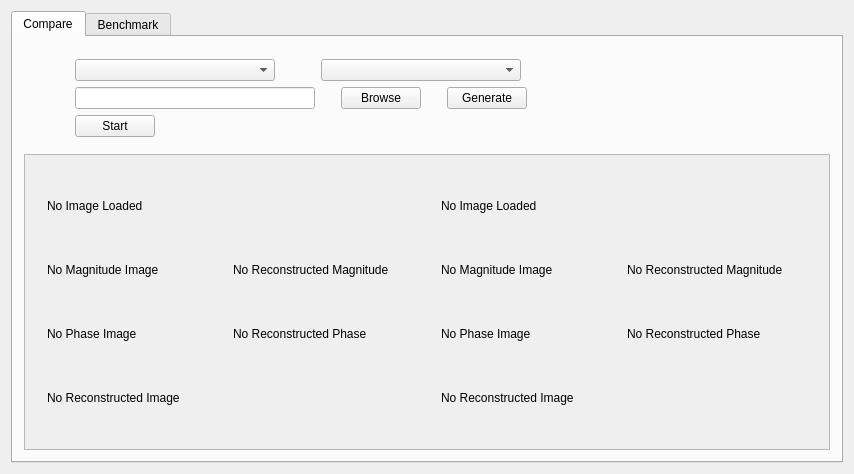
This is mainwindow.ui in stampho/qt-fourier-demo as Qt 5 draws it before an edit. The edited form follows.
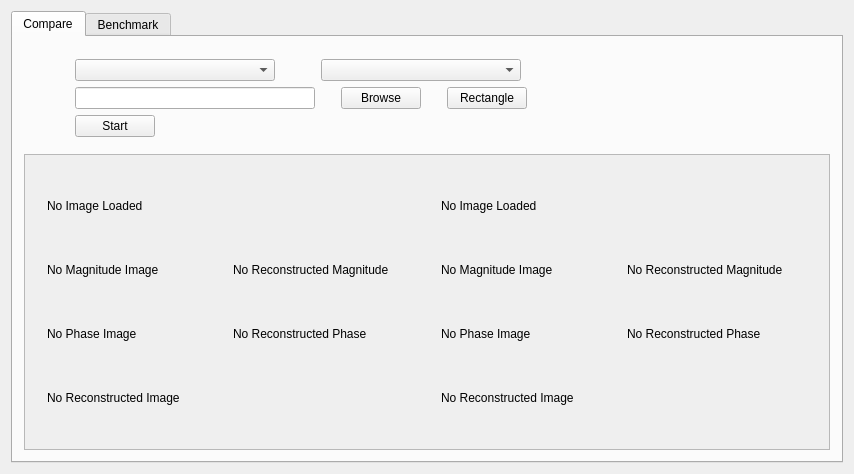
This is the edited form.

The edit to the form file:
```diff
--- a/mainwindow.ui
+++ b/mainwindow.ui
@@ -191,7 +191,7 @@
              <item>
               <widget class="QPushButton" name="cRectButton">
                <property name="text">
-                <string>Generate</string>
+                <string>Rectangle</string>
                </property>
               </widget>
              </item>
@@ -268,54 +268,6 @@
             </rect>
            </property>
            <layout class="QHBoxLayout" name="horizontalLayout">
-            <item>
-             <widget class="QWidget" name="viewMod" native="true">
-              <layout class="QGridLayout" name="gridLayout_2">
-               <item row="0" column="0">
-                <widget class="QLabel" name="originalImageMod">
-                 <property name="text">
-                  <string>No Image Loaded</string>
-                 </property>
-                </widget>
-               </item>
-               <item row="1" column="0">
-                <widget class="QLabel" name="magnitudeImageMod">
-                 <property name="text">
-                  <string>No Magnitude Image</string>
-                 </property>
-                </widget>
-               </item>
-               <item row="1" column="1">
-                <widget class="QLabel" name="recMagnitudeImageMod">
-                 <property name="text">
-                  <string>No Reconstructed Magnitude</string>
-                 </property>
-                </widget>
-               </item>
-               <item row="2" column="0">
-                <widget class="QLabel" name="phaseImageMod">
-                 <property name="text">
-                  <string>No Phase Image</string>
-                 </property>
-                </widget>
-               </item>
-               <item row="2" column="1">
-                <widget class="QLabel" name="recPhaseImageMod">
-                 <property name="text">
-                  <string>No Reconstructed Phase</string>
-                 </property>
-                </widget>
-               </item>
-               <item row="3" column="0">
-                <widget class="QLabel" name="recOriginalImageMod">
-                 <property name="text">
-                  <string>No Reconstructed Image</string>
-                 </property>
-                </widget>
-               </item>
-              </layout>
-             </widget>
-            </item>
             <item>
              <widget class="QWidget" name="viewRef" native="true">
               <layout class="QGridLayout" name="gridLayout">
@@ -364,6 +316,54 @@
               </layout>
              </widget>
             </item>
+            <item>
+             <widget class="QWidget" name="viewMod" native="true">
+              <layout class="QGridLayout" name="gridLayout_2">
+               <item row="0" column="0">
+                <widget class="QLabel" name="originalImageMod">
+                 <property name="text">
+                  <string>No Image Loaded</string>
+                 </property>
+                </widget>
+               </item>
+               <item row="1" column="0">
+                <widget class="QLabel" name="magnitudeImageMod">
+                 <property name="text">
+                  <string>No Magnitude Image</string>
+                 </property>
+                </widget>
+               </item>
+               <item row="1" column="1">
+                <widget class="QLabel" name="recMagnitudeImageMod">
+                 <property name="text">
+                  <string>No Reconstructed Magnitude</string>
+                 </property>
+                </widget>
+               </item>
+               <item row="2" column="0">
+                <widget class="QLabel" name="phaseImageMod">
+                 <property name="text">
+                  <string>No Phase Image</string>
+                 </property>
+                </widget>
+               </item>
+               <item row="2" column="1">
+                <widget class="QLabel" name="recPhaseImageMod">
+                 <property name="text">
+                  <string>No Reconstructed Phase</string>
+                 </property>
+                </widget>
+               </item>
+               <item row="3" column="0">
+                <widget class="QLabel" name="recOriginalImageMod">
+                 <property name="text">
+                  <string>No Reconstructed Image</string>
+                 </property>
+                </widget>
+               </item>
+              </layout>
+             </widget>
+            </item>
            </layout>
            <zorder>viewRef</zorder>
            <zorder>viewMod</zorder>
```
Left out of the diff: 4 changed lines with no effect on the pictures.
